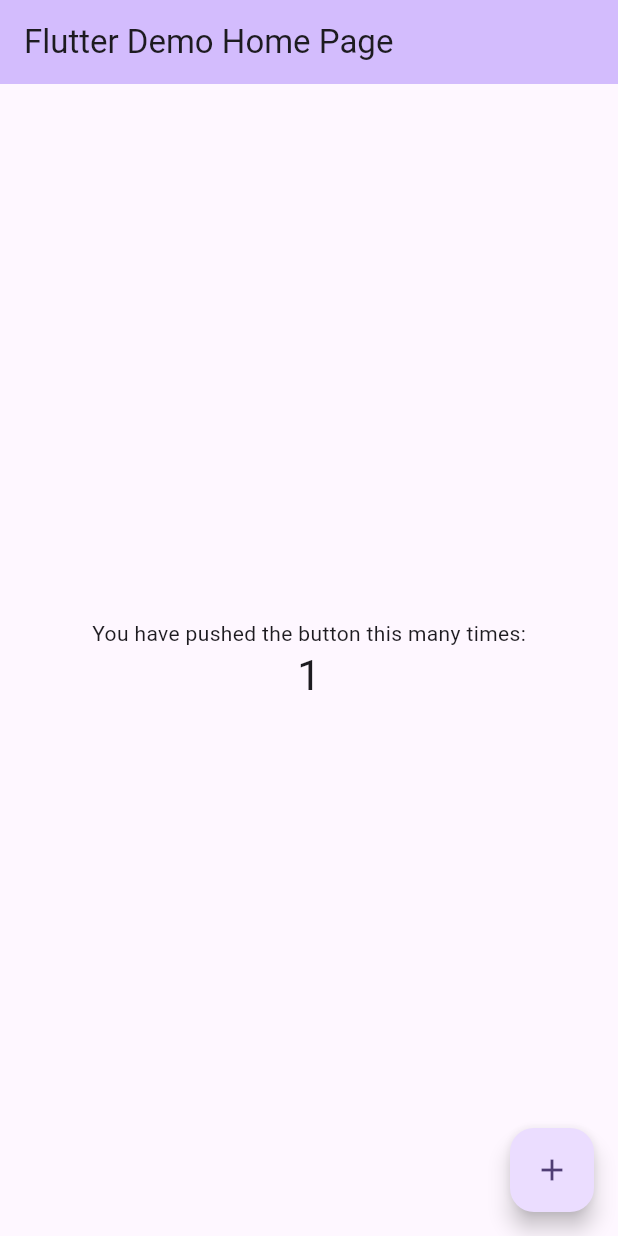
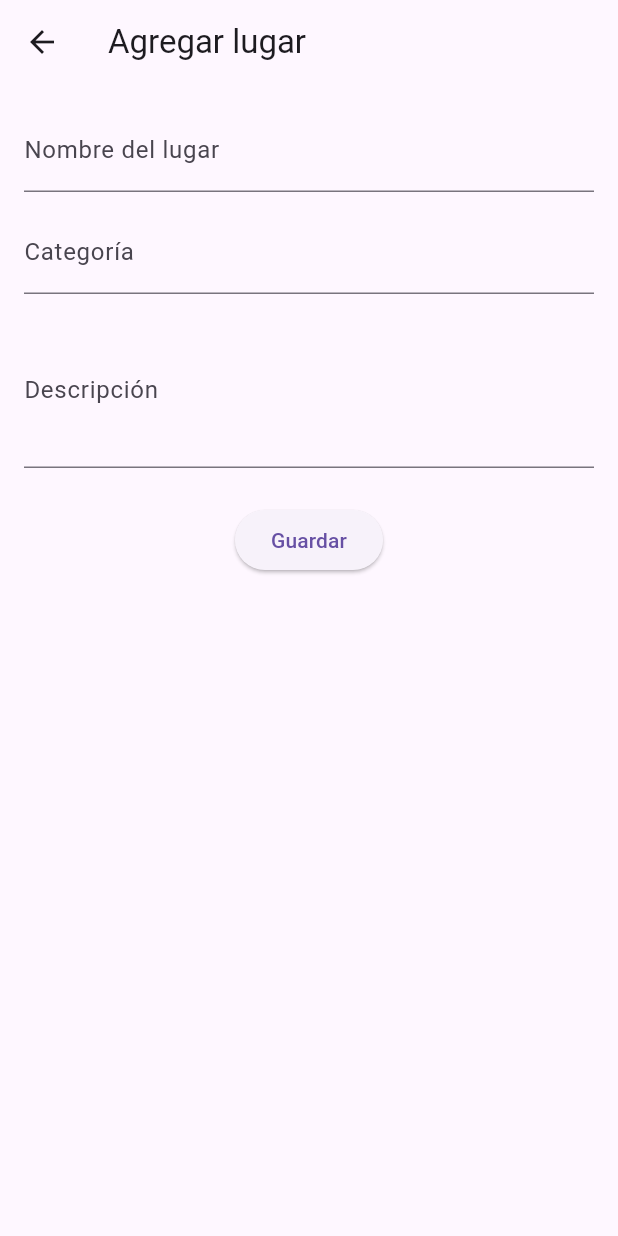
Before and after one commit to sasm2m/miproyflutter, a Flutter app: the screen it shows after launch, after a tap on the "add" icon, on a phone screen of 412 x 824 dp. Run offline on Flutter 3.47's test engine with Material 3 defaults, Android fonts, the phone set to English and light mode, and no system bars.

Commit message:
Sesion 2: widgets basicos y avanzados en ExploraEC

```diff
--- a/lib/main.dart
+++ b/lib/main.dart
@@ -1,121 +1,63 @@
 import 'package:flutter/material.dart';
+import 'screens/home_screen.dart';
+import 'screens/map_placeholder_screen.dart';
+import 'screens/favorites_placeholder_screen.dart';
 
 void main() {
-  runApp(const MyApp());
+  runApp(const ExploraEcApp());
 }
 
-class MyApp extends StatelessWidget {
-  const MyApp({super.key});
+class ExploraEcApp extends StatelessWidget {
+  const ExploraEcApp({super.key});
 
-  // This widget is the root of your application.
   @override
   Widget build(BuildContext context) {
     return MaterialApp(
-      title: 'Flutter Demo',
-      theme: ThemeData(
-        // This is the theme of your application.
-        //
-        // TRY THIS: Try running your application with "flutter run". You'll see
-        // the application has a purple toolbar. Then, without quitting the app,
-        // try changing the seedColor in the colorScheme below to Colors.green
-        // and then invoke "hot reload" (save your changes or press the "hot
-        // reload" button in a Flutter-supported IDE, or press "r" if you used
-        // the command line to start the app).
-        //
-        // Notice that the counter didn't reset back to zero; the application
-        // state is not lost during the reload. To reset the state, use hot
-        // restart instead.
-        //
-        // This works for code too, not just values: Most code changes can be
-        // tested with just a hot reload.
-        colorScheme: .fromSeed(seedColor: Colors.deepPurple),
-      ),
-      home: const MyHomePage(title: 'Flutter Demo Home Page'),
+      title: 'ExploraEC',
+      home: const RootShell(),
     );
   }
 }
 
-class MyHomePage extends StatefulWidget {
-  const MyHomePage({super.key, required this.title});
-
-  // This widget is the home page of your application. It is stateful, meaning
-  // that it has a State object (defined below) that contains fields that affect
-  // how it looks.
-
-  // This class is the configuration for the state. It holds the values (in this
-  // case the title) provided by the parent (in this case the App widget) and
-  // used by the build method of the State. Fields in a Widget subclass are
-  // always marked "final".
-
-  final String title;
+/// Contenedor raíz con la barra de navegación inferior — Sesión 2.
+class RootShell extends StatefulWidget {
+  const RootShell({super.key});
 
   @override
-  State<MyHomePage> createState() => _MyHomePageState();
+  State<RootShell> createState() => _RootShellState();
 }
 
-class _MyHomePageState extends State<MyHomePage> {
-  int _counter = 0;
-
-  void _incrementCounter() {
-    setState(() {
-      // This call to setState tells the Flutter framework that something has
-      // changed in this State, which causes it to rerun the build method below
-      // so that the display can reflect the updated values. If we changed
-      // _counter without calling setState(), then the build method would not be
-      // called again, and so nothing would appear to happen.
-      _counter++;
-    });
-  }
+class _RootShellState extends State<RootShell> {
+  int _indiceActual = 0;
 
   @override
   Widget build(BuildContext context) {
-    // This method is rerun every time setState is called, for instance as done
-    // by the _incrementCounter method above.
-    //
-    // The Flutter framework has been optimized to make rerunning build methods
-    // fast, so that you can just rebuild anything that needs updating rather
-    // than having to individually change instances of widgets.
     return Scaffold(
-      appBar: AppBar(
-        // TRY THIS: Try changing the color here to a specific color (to
-        // Colors.amber, perhaps?) and trigger a hot reload to see the AppBar
-        // change color while the other colors stay the same.
-        backgroundColor: Theme.of(context).colorScheme.inversePrimary,
-        // Here we take the value from the MyHomePage object that was created by
-        // the App.build method, and use it to set our appbar title.
-        title: Text(widget.title),
-      ),
-      body: Center(
-        // Center is a layout widget. It takes a single child and positions it
-        // in the middle of the parent.
-        child: Column(
-          // Column is also a layout widget. It takes a list of children and
-          // arranges them vertically. By default, it sizes itself to fit its
-          // children horizontally, and tries to be as tall as its parent.
-          //
-          // Column has various properties to control how it sizes itself and
-          // how it positions its children. Here we use mainAxisAlignment to
-          // center the children vertically; the main axis here is the vertical
-          // axis because Columns are vertical (the cross axis would be
-          // horizontal).
-          //
-          // TRY THIS: Invoke "debug painting" (choose the "Toggle Debug Paint"
-          // action in the IDE, or press "p" in the console), to see the
-          // wireframe for each widget.
-          mainAxisAlignment: .center,
-          children: [
-            const Text('You have pushed the button this many times:'),
-            Text(
-              '$_counter',
-              style: Theme.of(context).textTheme.headlineMedium,
-            ),
-          ],
-        ),
-      ),
-      floatingActionButton: FloatingActionButton(
-        onPressed: _incrementCounter,
-        tooltip: 'Increment',
-        child: const Icon(Icons.add),
+      // TODO(sesion-02): borra la línea de abajo y descomenta el bloque completo. (cuerpo según pestaña)
+      // Por qué: un body fijo en HomeScreen ignoraría qué pestaña está
+      // activa — este switch sobre _indiceActual es lo que hace que
+      // BottomNavigationBar (más abajo) realmente cambie de contenido
+      // al tocar cada pestaña, en vez de solo resaltarla.
+      //body: const HomeScreen(),
+      body: switch (_indiceActual) {
+        0 => const HomeScreen(),
+        1 => const MapPlaceholderScreen(),
+        _ => const FavoritesPlaceholderScreen(),
+      },
+
+      // TODO(sesion-02): borra la línea de abajo y descomenta el bloque completo. (barra inferior)
+      // Por qué: sin este widget no hay pestañas que tocar — junto con
+      // el switch de arriba, BottomNavigationBar alterna entre
+      // Inicio/Mapa/Favoritos sin apilarlas como haría Navigator.push.
+      //bottomNavigationBar: null,
+      bottomNavigationBar: BottomNavigationBar(
+        currentIndex: _indiceActual,
+        onTap: (i) => setState(() => _indiceActual = i),
+        items: const [
+          BottomNavigationBarItem(icon: Icon(Icons.home), label: 'Inicio'),
+          BottomNavigationBarItem(icon: Icon(Icons.map), label: 'Mapa'),
+          BottomNavigationBarItem(icon: Icon(Icons.favorite), label: 'Favoritos'),
+        ],
       ),
     );
   }
--- /dev/null
+++ b/lib/models/place.dart
@@ -0,0 +1,79 @@
+/// Modelo de datos de ExploraEC — Sesión 2.
+///
+/// Por ahora vive únicamente en memoria: [lugaresEjemplo] es una lista
+/// escrita a mano. La Sesión 5 la reemplaza por datos reales obtenidos
+/// de la Overpass API (OpenStreetMap).
+class Place {
+  final String id;
+  final String nombre;
+  final String categoria;
+  final String descripcion;
+  final double lat;
+  final double lng;
+
+  Place({
+    required this.id,
+    required this.nombre,
+    required this.categoria,
+    required this.descripcion,
+    required this.lat,
+    required this.lng,
+  });
+}
+
+// TODO(sesion-02): borra la línea de abajo y descomenta el bloque completo.
+// Por qué: sin datos de ejemplo no hay nada que dibujar en la lista de
+// Inicio (Paso 4) — estos 6 lugares reales de Quito permiten probar
+// PlaceCard y ListView.builder antes de conectar una fuente de datos
+// real en la Sesión 5.
+//final List<Place> lugaresEjemplo = [];
+final List<Place> lugaresEjemplo = [
+  Place(
+    id: '1',
+    nombre: 'Parque El Ejido',
+    categoria: 'Parques',
+    descripcion: 'Parque urbano en el centro-norte de Quito, con ferias de arte los fines de semana.',
+    lat: -0.2073,
+    lng: -78.4900,
+  ),
+  Place(
+    id: '2',
+    nombre: 'Café Galletti',
+    categoria: 'Cafeterías',
+    descripcion: 'Cafetería de especialidad con opciones de trabajo remoto y buen wifi.',
+    lat: -0.1938,
+    lng: -78.4869,
+  ),
+  Place(
+    id: '3',
+    nombre: 'Museo Casa del Alabado',
+    categoria: 'Museos',
+    descripcion: 'Museo de arte precolombino en el Centro Histórico de Quito.',
+    lat: -0.2201,
+    lng: -78.5125,
+  ),
+  Place(
+    id: '4',
+    nombre: 'Mercado Central',
+    categoria: 'Restaurantes',
+    descripcion: 'Mercado tradicional con puestos de comida típica ecuatoriana.',
+    lat: -0.2185,
+    lng: -78.5110,
+  ),
+  Place(
+    id: '5',
+    nombre: 'Parque La Carolina',
+    categoria: 'Parques',
+    descripcion: 'Parque metropolitano con jardín botánico, canchas deportivas y lago para botes.',
+    lat: -0.1807,
+    lng: -78.4859,
+  ),
+  Place(
+    id: '6',
+    nombre: 'Vista Hermosa',
+    categoria: 'Restaurantes',
+    descripcion: 'Restaurante con terraza y vista panorámica del Centro Histórico.',
+    lat: -0.2199,
+    lng: -78.5122,
+  ),
+];
--- /dev/null
+++ b/lib/screens/add_place_screen.dart
@@ -0,0 +1,103 @@
+import 'package:flutter/material.dart';
+import '../models/place.dart';
+
+/// Formulario "Agregar lugar": valida y agrega un [Place] a la lista
+/// en memoria — Sesión 2. Persistencia real llega en la Sesión 7.
+class AddPlaceScreen extends StatefulWidget {
+  const AddPlaceScreen({super.key});
+
+  @override
+  State<AddPlaceScreen> createState() => _AddPlaceScreenState();
+}
+
+class _AddPlaceScreenState extends State<AddPlaceScreen> {
+  final _formKey = GlobalKey<FormState>();
+  final _nombreController = TextEditingController();
+  final _categoriaController = TextEditingController();
+  final _descripcionController = TextEditingController();
+
+  @override
+  void dispose() {
+    _nombreController.dispose();
+    _categoriaController.dispose();
+    _descripcionController.dispose();
+    super.dispose();
+  }
+
+  @override
+  Widget build(BuildContext context) {
+    return Scaffold(
+      appBar: AppBar(title: const Text('Agregar lugar')),
+      body: Padding(
+        padding: const EdgeInsets.all(16),
+        child: Form(
+          key: _formKey,
+          child: Column(
+            children: [
+              // TODO(sesion-02): borra el bloque de abajo y descomenta el bloque completo.
+              // Por qué: TextField no valida nada por sí solo —
+              // TextFormField agrega la propiedad validator, que
+              // rechaza un nombre vacío antes de que se pueda guardar.
+              //TextField(controller: _nombreController, decoration: const InputDecoration(labelText: 'Nombre')),
+              TextFormField(
+                controller: _nombreController,
+                decoration: const InputDecoration(labelText: 'Nombre del lugar', hintText: 'Ej. Parque El Ejido'),
+                validator: (valor) => (valor == null || valor.trim().isEmpty) ? 'El nombre es obligatorio' : null,
+              ),
+              const SizedBox(height: 12),
+
+              // TODO(sesion-02): borra el bloque de abajo y descomenta el bloque completo.
+              // Por qué: mismo patrón que el campo anterior — el
+              // validator de categoría evita guardar un lugar sin
+              // clasificar.
+              //TextField(controller: _categoriaController, decoration: const InputDecoration(labelText: 'Categoría')),
+              TextFormField(
+                controller: _categoriaController,
+                decoration: const InputDecoration(labelText: 'Categoría', hintText: 'Ej. Cafeterías'),
+                validator: (valor) => (valor == null || valor.trim().isEmpty) ? 'La categoría es obligatoria' : null,
+              ),
+              const SizedBox(height: 12),
+
+              // TODO(sesion-02): borra el bloque de abajo y descomenta el bloque completo.
+              // Por qué: el validator exige un mínimo de 10 caracteres,
+              // para que la descripción realmente aporte información
+              // sobre el lugar, en vez de aceptar cualquier texto corto.
+              //TextField(controller: _descripcionController, decoration: const InputDecoration(labelText: 'Descripción')),
+              TextFormField(
+                controller: _descripcionController,
+                decoration: const InputDecoration(labelText: 'Descripción'),
+                maxLines: 3,
+                validator: (valor) =>
+                    (valor == null || valor.trim().length < 10) ? 'Escribe al menos 10 caracteres' : null,
+              ),
+              const SizedBox(height: 24),
+
+              // TODO(sesion-02): borra la línea de abajo y descomenta el bloque completo.
+              // Por qué: onPressed: null deja el botón deshabilitado
+              // (se ve en gris) — el bloque real llama a
+              // _formKey.currentState!.validate() y solo agrega el
+              // Place si los 3 campos pasaron su validator.
+              //ElevatedButton(onPressed: null, child: const Text('Guardar')),
+              ElevatedButton(
+                onPressed: () {
+                  if (_formKey.currentState!.validate()) {
+                    lugaresEjemplo.add(Place(
+                      id: DateTime.now().millisecondsSinceEpoch.toString(),
+                      nombre: _nombreController.text.trim(),
+                      categoria: _categoriaController.text.trim(),
+                      descripcion: _descripcionController.text.trim(),
+                      lat: -0.1807,
+                      lng: -78.4859,
+                    ));
+                    Navigator.pop(context);
+                  }
+                },
+                child: const Text('Guardar'),
+              ),
+            ],
+          ),
+        ),
+      ),
+    );
+  }
+}
--- /dev/null
+++ b/lib/screens/home_screen.dart
@@ -0,0 +1,42 @@
+import 'package:flutter/material.dart';
+import '../models/place.dart';
+import '../widgets/place_card.dart';
+import 'add_place_screen.dart';
+
+/// Pantalla de Inicio: lista de lugares de ejemplo — Sesión 2.
+/// Desde la Sesión 5, esta misma pantalla muestra lugares reales.
+class HomeScreen extends StatefulWidget {
+  const HomeScreen({super.key});
+
+  @override
+  State<HomeScreen> createState() => _HomeScreenState();
+}
+
+class _HomeScreenState extends State<HomeScreen> {
+  @override
+  Widget build(BuildContext context) {
+    return Scaffold(
+      appBar: AppBar(title: const Text('ExploraEC')),
+      // TODO(sesion-02): borra la línea de abajo y descomenta el bloque completo.
+      // Por qué: el Center de abajo es solo un placeholder — el
+      // ListView.builder real recorre lugaresEjemplo y dibuja un
+      // PlaceCard por cada lugar, construyendo únicamente los ítems
+      // visibles en pantalla, no la lista completa de una vez.
+      //body: const Center(child: Text('Cargando lugares...')),
+      body: ListView.builder(
+         itemCount: lugaresEjemplo.length,
+         itemBuilder: (context, index) => PlaceCard(place: lugaresEjemplo[index]),
+       ),
+      floatingActionButton: FloatingActionButton(
+        onPressed: () async {
+          await Navigator.push(
+            context,
+            MaterialPageRoute(builder: (context) => const AddPlaceScreen()),
+          );
+          setState(() {}); // refresca la lista al volver del formulario
+        },
+        child: const Icon(Icons.add),
+      ),
+    );
+  }
+}
--- /dev/null
+++ b/lib/widgets/place_card.dart
@@ -0,0 +1,68 @@
+import 'package:flutter/material.dart';
+import '../models/place.dart';
+import '../screens/detail_screen.dart';
+
+/// Tarjeta reutilizable que representa un [Place] en cualquier lista de
+/// la app (Inicio, resultados de categoría, etc.) — Sesión 2.
+class PlaceCard extends StatelessWidget {
+  final Place place;
+  const PlaceCard({super.key, required this.place});
+
+  @override
+  Widget build(BuildContext context) {
+    return Card(
+      margin: const EdgeInsets.symmetric(horizontal: 12, vertical: 6),
+      child: InkWell(
+        // TODO(sesion-02): borra la línea de abajo y descomenta el bloque completo. (Paso 6 — navegación al Detalle)
+        // Por qué: sin este onTap la tarjeta se ve pero no lleva a
+        // ningún lado — Navigator.push agrega DetailScreen encima de
+        // la pila, pasándole el Place ya completo por su constructor.
+        //onTap: null,
+        onTap: () => Navigator.push(
+          context,
+          MaterialPageRoute(builder: (context) => DetailScreen(place: place)),
+        ),
+
+        // TODO(sesion-02): borra la línea de abajo y descomenta el bloque completo. (Paso 5 — cuerpo de la tarjeta)
+        // Por qué: el Padding con texto fijo de abajo es solo un
+        // placeholder que compila — el Row/Column real es la misma
+        // composición Card+Row+Column+Text vista en teoría, con el
+        // nombre envuelto en Expanded para que nunca desborde.
+        //child: const Padding(
+        //  padding: EdgeInsets.all(12),
+        //  child: Text('Cargando tarjeta...'),
+        //),
+        child: Padding(
+          padding: const EdgeInsets.all(12),
+          child: Row(
+            crossAxisAlignment: CrossAxisAlignment.start,
+            children: [
+              const Icon(Icons.place, size: 32),
+              const SizedBox(width: 12),
+              Expanded(
+                child: Column(
+                  crossAxisAlignment: CrossAxisAlignment.start,
+                  children: [
+                    Text(
+                      place.nombre,
+                      style: const TextStyle(fontSize: 16, fontWeight: FontWeight.bold),
+                      overflow: TextOverflow.ellipsis,
+                    ),
+                    const SizedBox(height: 4),
+                    Text(place.categoria, style: const TextStyle(color: Colors.grey)),
+                    const SizedBox(height: 4),
+                    Text(
+                      place.descripcion,
+                      maxLines: 2,
+                      overflow: TextOverflow.ellipsis,
+                    ),
+                  ],
+                ),
+              ),
+            ],
+          ),
+        ),
+      ),
+    );
+  }
+}
```
Also changed, not shown: lib/playground/contador_demo.dart (added, +64 -0 lines), lib/playground/contador_demo_main.dart (added, +10 -0 lines), lib/screens/detail_screen.dart (added, +32 -0 lines), lib/screens/favorites_placeholder_screen.dart (added, +20 -0 lines), lib/screens/map_placeholder_screen.dart (added, +20 -0 lines), pubspec.yaml (+5 -74 lines), pubspec.lock, 1 other file.
